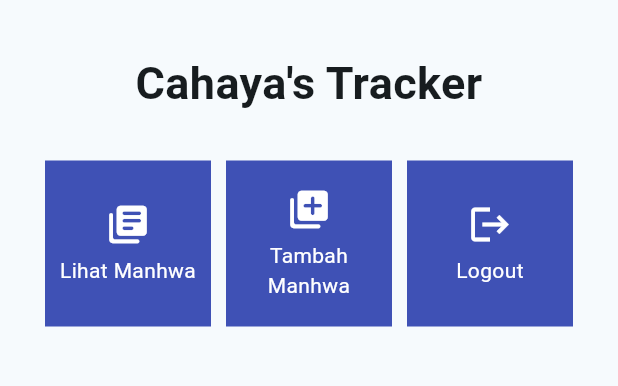
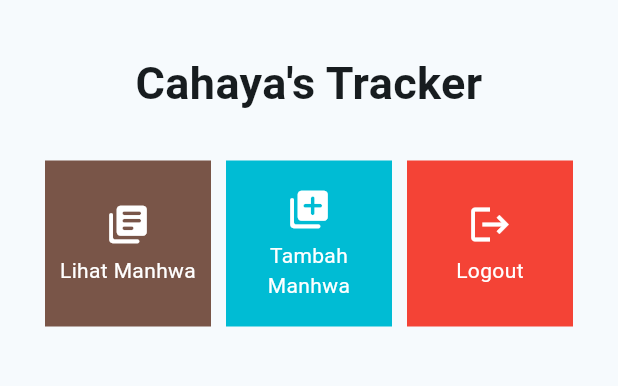
Before and after one commit to clvdyo/manhwa-tracker-mobile, a Flutter app: the screen it shows after launch, on a phone screen of 412 x 824 dp, the part 63-449 px from its top. Run offline on Flutter 3.47's test engine with Material 3 defaults, Android fonts, the phone set to English and light mode, and no system bars.

Commit message:
update tugas7

```diff
--- a/lib/menu.dart
+++ b/lib/menu.dart
@@ -1,12 +1,13 @@
 import 'package:flutter/material.dart';
+import 'package:flutter/widgets.dart';
 
 class MyHomePage extends StatelessWidget {
   MyHomePage({Key? key}) : super(key: key);
 
   final List<TrackerItem> items = [
-    TrackerItem("Lihat Manhwa", Icons.library_books_rounded),
-    TrackerItem("Tambah Manhwa", Icons.library_add_rounded),
-    TrackerItem("Logout", Icons.logout),
+    TrackerItem("Lihat Manhwa", Icons.library_books_rounded, Colors.brown),
+    TrackerItem("Tambah Manhwa", Icons.library_add_rounded, Colors.cyan),
+    TrackerItem("Logout", Icons.logout, Colors.red),
   ];
 
   @override
@@ -61,8 +62,9 @@ class MyHomePage extends StatelessWidget {
 class TrackerItem {
     final String name;
     final IconData icon;
+    final Color color;
 
-    TrackerItem(this.name, this.icon);
+    TrackerItem(this.name, this.icon, this.color);
 }
 
 class TrackerCard extends StatelessWidget {
@@ -73,7 +75,7 @@ class TrackerCard extends StatelessWidget {
     @override
     Widget build(BuildContext context) {
     return Material(
-        color: Colors.indigo,
+        color: item.color,
         child: InkWell(
         // Area responsive terhadap sentuhan
         onTap: () {
```
Also changed, not shown: 1 other file.
